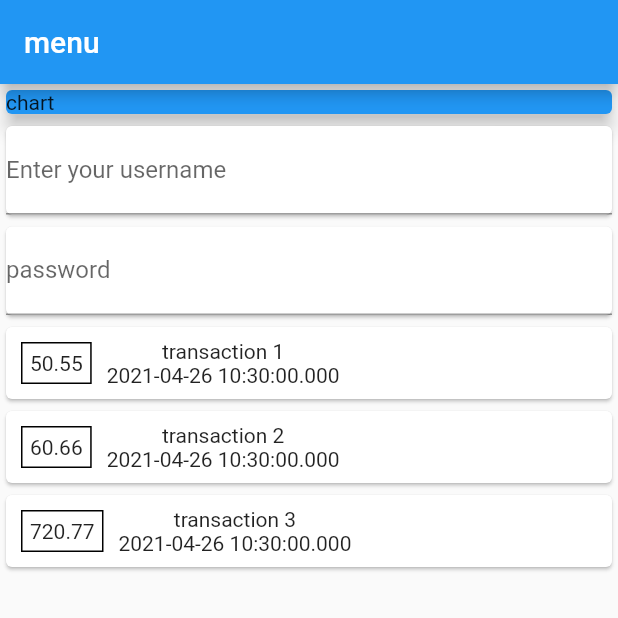
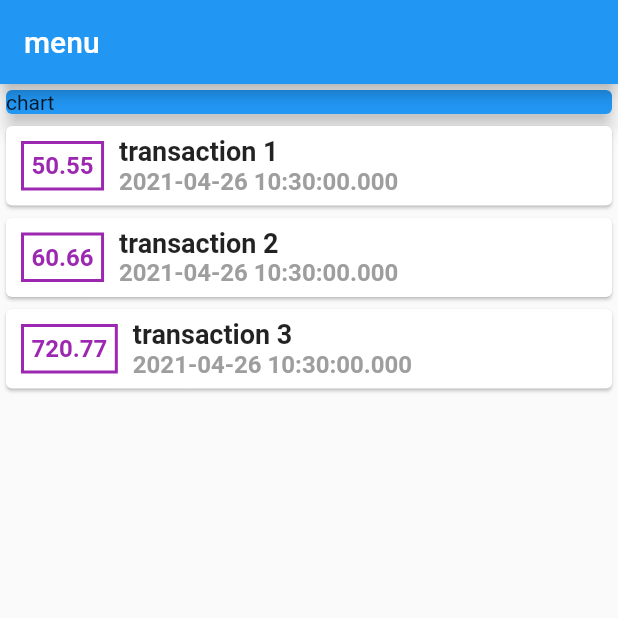
Before and after one commit to Abdelrahmansherwida/expence_planner_project, a Flutter app: the screen it shows after launch, on a phone screen of 412 x 824 dp, the top half of it. Run offline on Flutter 3.47's test engine with Material 2 defaults, Android fonts, the phone set to English and light mode, and no system bars.

Commit message:
updates according course

```diff
--- a/lib/main.dart
+++ b/lib/main.dart
@@ -33,6 +33,7 @@ class _MyHomePageState extends State<MyHomePage> {
                 // children: <Widget>[],
                 children: <Widget>[
                   Container(
+
                     width: double.infinity,
                     child: Card(
                       color: Colors.blue,
@@ -40,29 +41,7 @@ class _MyHomePageState extends State<MyHomePage> {
                       elevation: 5,
                     ),
                   ),
-                  Container(
-                    width: double.infinity,
-                    child: Card(
-                      // color: Colors.blueGrey,
-                      child: TextFormField(
-                        decoration: InputDecoration(
-                            border: UnderlineInputBorder(),
-                            labelText: 'Enter your username'),
-                      ),
-                    ),
-                  ),
-                  Container(
-                    width: double.infinity,
-                    child: Card(
-                      // color: Colors.blueGrey,
-                      child: TextFormField(
-                        obscureText : true,
-                        decoration: InputDecoration(
-                            border: UnderlineInputBorder(),
-                            labelText: 'password'),
-                      ),
-                    ),
-                  ),
+                  //
                   Column(
                       children: transaction.map((tx) {
                     return Card(
@@ -71,15 +50,33 @@ class _MyHomePageState extends State<MyHomePage> {
                         Container(
                           margin: EdgeInsets.all(10),
                           decoration: BoxDecoration(
-                            border: Border.all(color: Colors.black, width: 1),
+                            border: Border.all(
+                                // color: Colors.black,
+                                width: 2,
+                                color: Colors.purple),
                           ),
                           padding: EdgeInsets.all(5),
-                          child: Text(tx.amount.toString()),
+                          child: Text(
+                            '${tx.amount}',
+                            style: TextStyle(
+                                fontWeight: FontWeight.bold,
+                                fontSize: 16,
+                                color: Colors.purple),
+                          ),
                         ),
                         Column(
+                          crossAxisAlignment: CrossAxisAlignment.start,
                           children: <Widget>[
-                            Text(tx.title),
-                            Text(tx.date.toString()),
+                            Text(
+                              tx.title,
+                              style: TextStyle(
+                                  fontWeight: FontWeight.bold, fontSize: 18),
+                            ),
+                            Text(tx.date.toString(),
+                                style: TextStyle(
+                                    fontWeight: FontWeight.bold,
+                                    fontSize: 16,
+                                    color: Colors.grey[500])),
                           ],
                         )
                       ],
```
